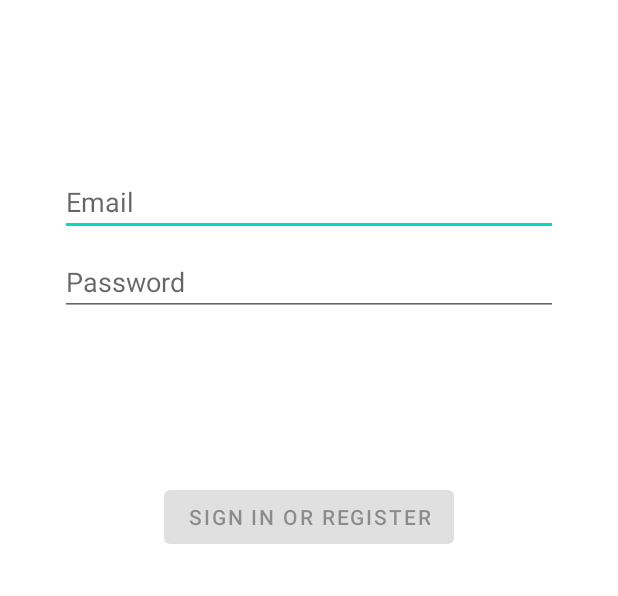
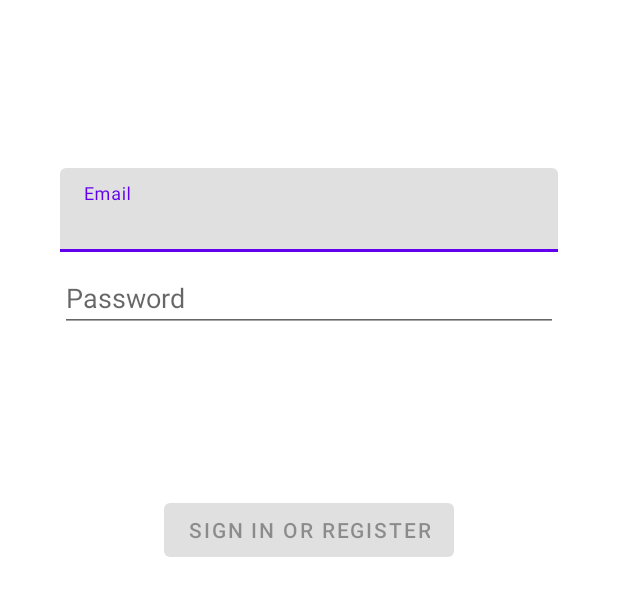
Before and after one commit to neiljaywarner/MyTestInputLayoutEspressoSampleApp, an Android app: the layout activity_login.xml on its own in the app's theme, with its tools: preview values and no code run, on a phone screen of 412 x 824 dp. Shown: the top 596 px of the screen. Run offline under Robolectric (Android 15) with nearby library versions, the phone set to English and light mode, and no system bars.

Commit message:
Switched email to material design component textinputlayout

```diff
--- a/app/src/main/res/layout/activity_login.xml
+++ b/app/src/main/res/layout/activity_login.xml
@@ -11,19 +11,25 @@
     android:paddingBottom="@dimen/activity_vertical_margin"
     tools:context=".ui.login.LoginActivity">
 
-    <EditText
-        android:id="@+id/username"
+    <com.google.android.material.textfield.TextInputLayout
+        android:id="@+id/username_layout"
         android:layout_width="0dp"
         android:layout_height="wrap_content"
         android:layout_marginStart="24dp"
         android:layout_marginTop="96dp"
         android:layout_marginEnd="24dp"
         android:hint="@string/prompt_email"
-        android:inputType="textEmailAddress"
         android:selectAllOnFocus="true"
         app:layout_constraintEnd_toEndOf="parent"
         app:layout_constraintStart_toStartOf="parent"
-        app:layout_constraintTop_toTopOf="parent" />
+        app:layout_constraintTop_toTopOf="parent">
+
+        <com.google.android.material.textfield.TextInputEditText
+            android:id="@+id/username"
+            android:inputType="textEmailAddress"
+            android:layout_width="match_parent"
+            android:layout_height="match_parent"/>
+    </com.google.android.material.textfield.TextInputLayout>
 
     <EditText
         android:id="@+id/password"
@@ -39,7 +45,7 @@
         android:selectAllOnFocus="true"
         app:layout_constraintEnd_toEndOf="parent"
         app:layout_constraintStart_toStartOf="parent"
-        app:layout_constraintTop_toBottomOf="@+id/username" />
+        app:layout_constraintTop_toBottomOf="@+id/username_layout" />
 
     <Button
         android:id="@+id/login"
```
